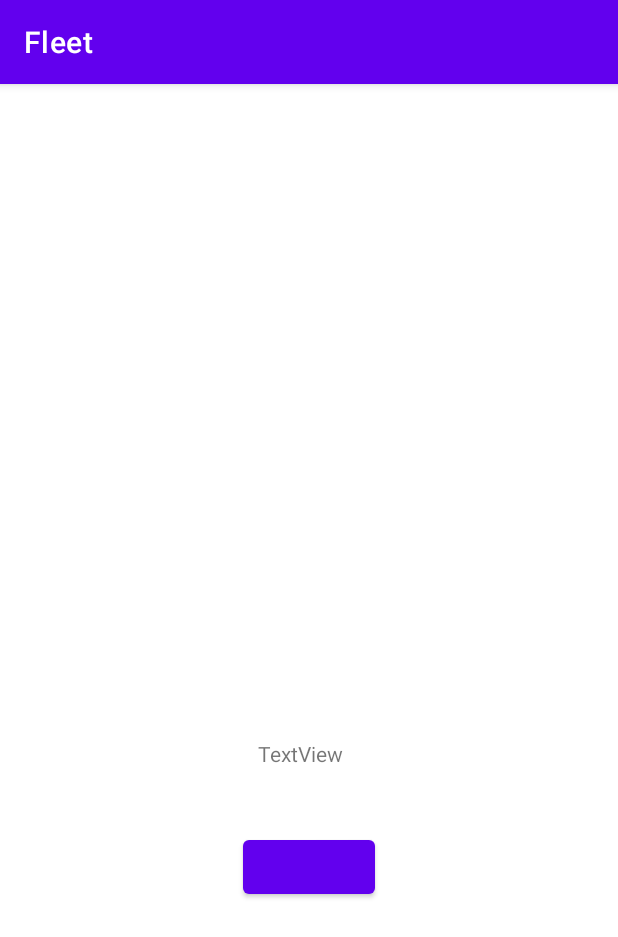
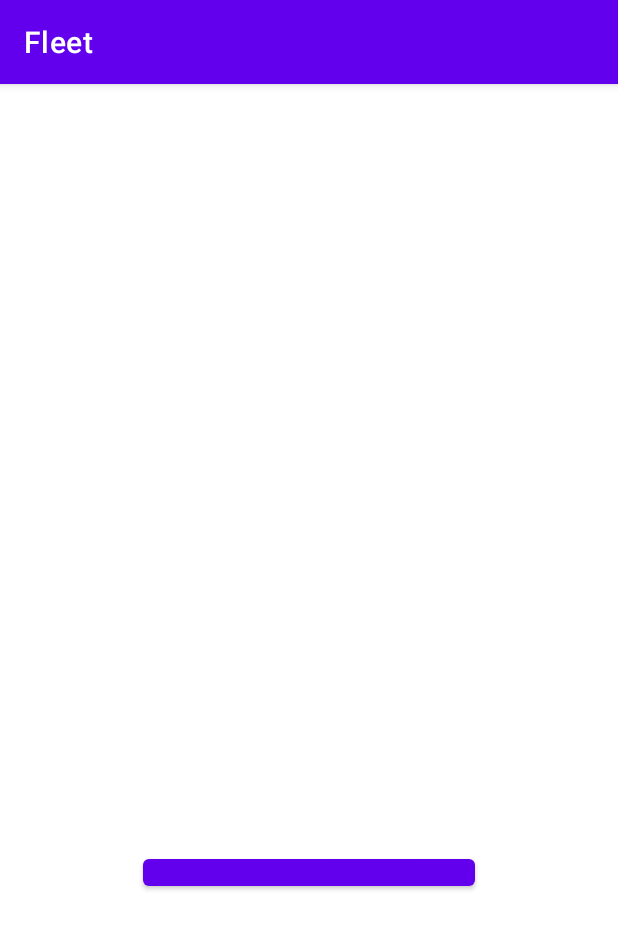
Before and after one commit to SamuelTocci/Fleet, an Android app: the screen it shows after launch (MainActivity), on a phone screen of 412 x 824 dp. Shown: the top 937 px of the screen. Run offline under Robolectric (Android 15) with nearby library versions, the phone set to English and light mode, and no system bars; our stand-ins replace Picasso; libraries missing offline, so code that uses them is left out: com.facebook, com.facebook.login; plain views replace LoginButton; pictures from the network do not load; 4 statements that could not run were skipped.

Commit message:
fb login bugfix

```diff
--- a/app/build.gradle
+++ b/app/build.gradle
@@ -35,7 +35,7 @@ dependencies {
     implementation 'androidx.constraintlayout:constraintlayout:2.0.4'
     implementation 'com.facebook.android:facebook-login:5.15.0'
     implementation 'com.squareup.picasso:picasso:2.71828'
-    testImplementation 'junit:junit:4.+'
-    androidTestImplementation 'androidx.test.ext:junit:1.1.1'
-    androidTestImplementation 'androidx.test.espresso:espresso-core:3.2.0'
+    testImplementation 'junit:junit:4.13.2'
+    androidTestImplementation 'androidx.test.ext:junit:1.1.2'
+    androidTestImplementation 'androidx.test.espresso:espresso-core:3.3.0'
 }
--- a/app/src/main/java/com/example/fleet/MainActivity.java
+++ b/app/src/main/java/com/example/fleet/MainActivity.java
@@ -29,8 +29,8 @@ public class MainActivity extends AppCompatActivity {
 
     private CallbackManager callbackManager;
     private LoginButton loginButton;
-    private ImageView imageView;
-    private TextView textView;
+    private ImageView iv_profilePic;
+    private TextView tv_name;
 
     @Override
     protected void onCreate(Bundle savedInstanceState) {
@@ -38,8 +38,8 @@ public class MainActivity extends AppCompatActivity {
         setContentView(R.layout.activity_main);
 
         loginButton = findViewById(R.id.login_button);
-        textView = findViewById(R.id.tv_name);
-        imageView = findViewById(R.id.iv_profilepic);
+        tv_name = findViewById(R.id.tv_name);
+        iv_profilePic = findViewById(R.id.iv_profilepic);
 
         callbackManager = CallbackManager.Factory.create();
 
@@ -74,9 +74,9 @@ public class MainActivity extends AppCompatActivity {
                 try {
                     String name = object.getString("name");
                     String id = object.getString("id");
-                    textView.setText(name);
+                    tv_name.setText(name);
                     Picasso.get().load("https://graph.facebook.com/"+ id + "/picture?type=large")
-                            .into(imageView);
+                            .into(iv_profilePic);
                 } catch (JSONException e) {
                     e.printStackTrace();
                 }
@@ -94,8 +94,8 @@ public class MainActivity extends AppCompatActivity {
         protected void onCurrentAccessTokenChanged(AccessToken oldAccessToken, AccessToken currentAccessToken) {
             if(currentAccessToken == null){
                 LoginManager.getInstance().logOut();
-                textView.setText("");
-                imageView.setImageResource(0);
+                tv_name.setText("");
+                iv_profilePic.setImageResource(0);
             }
         }
     };
--- a/app/src/main/res/layout/activity_main.xml
+++ b/app/src/main/res/layout/activity_main.xml
@@ -6,13 +6,13 @@
         android:layout_width="match_parent"
         android:layout_height="match_parent"
         tools:context=".MainActivity"
-        android:id="@+id/iv_profilepic">
+        android:id="@+id/Layout1">
 
 
     <com.facebook.login.widget.LoginButton
             android:id="@+id/login_button"
-            android:layout_width="wrap_content"
-            android:layout_height="wrap_content"
+            android:layout_width="221dp"
+            android:layout_height="30dp"
             android:layout_gravity="center_horizontal"
             app:layout_constraintStart_toStartOf="parent"
             app:layout_constraintEnd_toEndOf="parent"
@@ -24,20 +24,20 @@
             android:layout_width="wrap_content"
             android:layout_height="wrap_content"
             tools:srcCompat="@tools:sample/avatars"
-            android:id="@+id/imageView"
+            android:id="@+id/iv_profilepic"
             app:layout_constraintEnd_toEndOf="parent"
             app:layout_constraintStart_toStartOf="parent"
             app:layout_constraintBottom_toTopOf="@+id/login_button"
             app:layout_constraintTop_toTopOf="parent"
             app:layout_constraintHorizontal_bias="0.498"
-            app:layout_constraintVertical_bias="0.81" />
+            app:layout_constraintVertical_bias="0.81"
+            android:contentDescription="@string/profile_picture" />
 
     <TextView
-            android:text="TextView"
             android:layout_width="66dp"
             android:layout_height="22dp"
             android:id="@+id/tv_name"
-            app:layout_constraintTop_toBottomOf="@+id/imageView"
+            app:layout_constraintTop_toBottomOf="@+id/iv_profilepic"
             app:layout_constraintBottom_toTopOf="@+id/login_button"
             app:layout_constraintEnd_toEndOf="parent"
             app:layout_constraintStart_toStartOf="parent"
--- a/app/src/main/res/values/strings.xml
+++ b/app/src/main/res/values/strings.xml
@@ -2,4 +2,5 @@
     <string name="app_name">Fleet</string>
     <string name="facebook_app_id">130988895640933</string>
     <string name="fb_login_protocol_scheme">fb130988895640933</string>
+    <string name="profile_picture">fb130988895640933</string>
 </resources>
```
